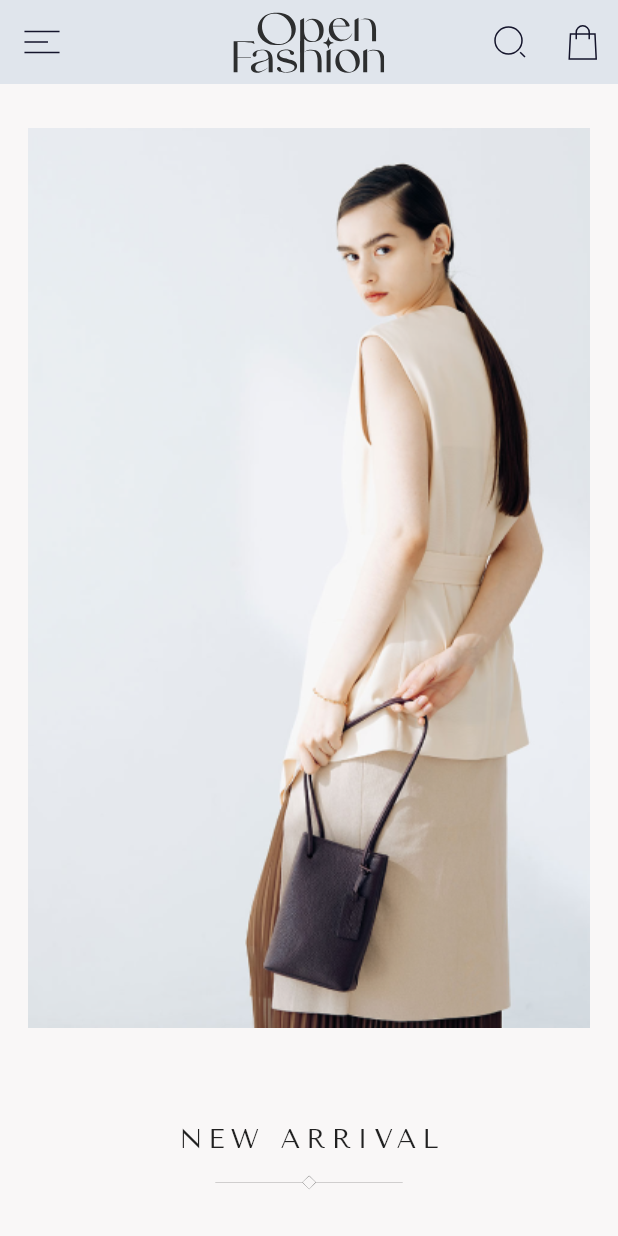
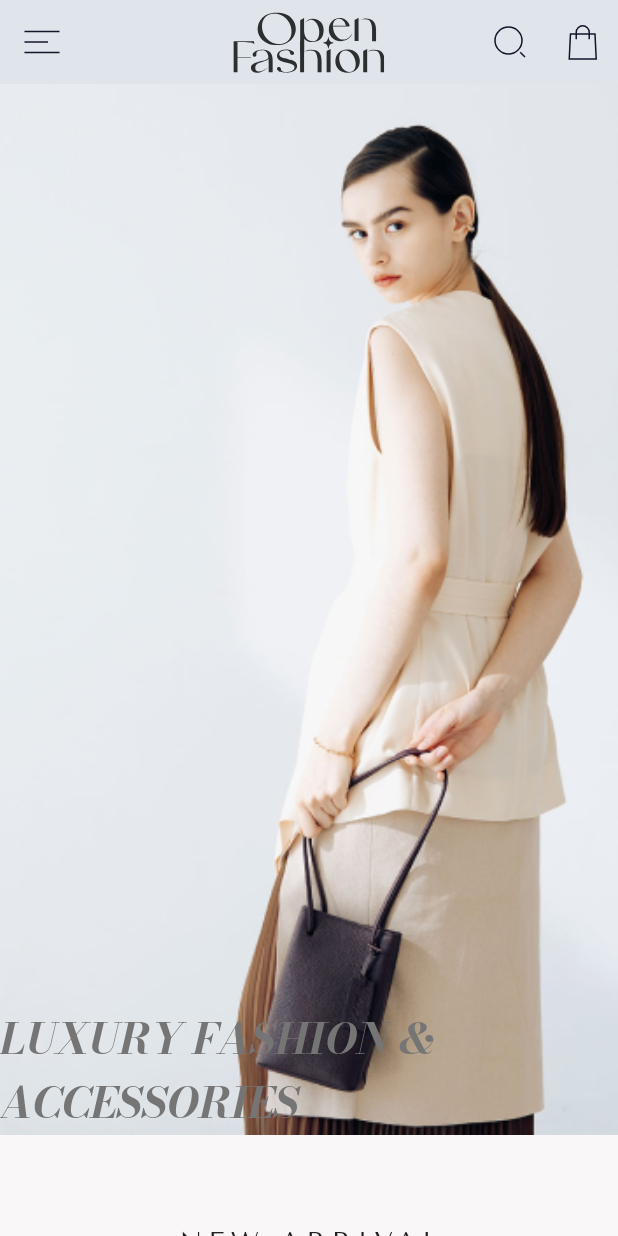
Before and after one commit to olndl/open_fashion, a Flutter app: the screen it shows after launch, on a phone screen of 412 x 824 dp. Run offline on Flutter 3.47's test engine with Material 2 defaults, Android fonts, the phone set to English and light mode, and no system bars; our stand-ins replace flutter_svg, freezed_annotation; generated files the repository leaves out were written again.

Commit message:
added title for banner and some fixes

```diff
--- a/lib/gen/fonts.gen.dart
+++ b/lib/gen/fonts.gen.dart
@@ -10,6 +10,9 @@
 class FontFamily {
   FontFamily._();
 
+  /// Font family: BodoniModa-BoldItalic
+  static const String bodoniModaBoldItalic = 'BodoniModa-BoldItalic';
+
   /// Font family: TenorSans-Regular
   static const String tenorSansRegular = 'TenorSans-Regular';
 }
--- a/lib/presentation/pages/home/home_page.dart
+++ b/lib/presentation/pages/home/home_page.dart
@@ -1,31 +1,76 @@
 import 'package:flutter/material.dart';
+import 'package:open_fashion/core/theme/colors_guide.dart';
+import 'package:open_fashion/presentation/utils/dimensions/dimension.dart';
+import 'package:open_fashion/presentation/widgets/base_app_bar.dart';
 import 'package:open_fashion/presentation/widgets/custom_scaffold.dart';
+import 'package:open_fashion/presentation/widgets/gap.dart';
 import 'package:open_fashion/presentation/widgets/new_arrival.dart';
+import 'package:open_fashion/presentation/widgets/onboarding_banner.dart';
 
-import '../../../core/theme/colors_guide.dart';
-import '../../widgets/base_app_bar.dart';
-
-class HomePage extends StatelessWidget {
+class HomePage extends StatefulWidget {
   const HomePage({Key? key}) : super(key: key);
 
   @override
+  State<HomePage> createState() => _HomePageState();
+}
+
+class _HomePageState extends State<HomePage>
+    with SingleTickerProviderStateMixin {
+  var _scrollController, _tabController;
+
+  @override
+  void initState() {
+    _scrollController = ScrollController();
+    _tabController = TabController(vsync: this, length: 2);
+    super.initState();
+  }
+
+  @override
   Widget build(BuildContext context) {
+    final List<String> tabs = [
+      'lib/assets/png/image_main.png',
+      'lib/assets/png/image_main.png',
+    ];
     return CustomScaffold(
-      body: CustomScrollView(
-        slivers: [
+      body: NestedScrollView(
+        controller: _scrollController,
+        headerSliverBuilder: (BuildContext context, bool innerBoxIsScrolled) {
+          return [
             BaseAppBar(backgroundColor: ColorsGuide.barBackground),
+          ];
+        },
+        body: TabBarView(
+          controller: _tabController,
+          children: tabs.map((String pic) {
+            return SafeArea(
+              top: false,
+              bottom: false,
+              child: Builder(
+                builder: (BuildContext context) {
+                  return CustomScrollView(
+                    slivers: <Widget>[
                       SliverToBoxAdapter(
-            child: Image.asset('lib/assets/png/image_main.png'),
+                        child: OnboardingBanner(
+                          screenWidth: 100.percentOfWidth,
+                          screenheight: 85.percentOfHeight,
+                          image: pic,
+                          text: 'luxury fashion & accessories',
                         ),
-          SliverPadding(padding: EdgeInsets.all(10)),
-          SliverToBoxAdapter(
+                      ),
+                      const SliverToBoxAdapter(
+                          child: Gap(
+                        param: 5,
+                      )),
+                      const SliverToBoxAdapter(
                         child: NewArrival(),
-          ),
-          SliverPadding(padding: EdgeInsets.all(10)),
-          SliverList(
-            delegate: SliverChildListDelegate([]),
                       )
                     ],
+                  );
+                },
+              ),
+            );
+          }).toList(),
+        ),
       ),
     );
   }
--- a/lib/presentation/widgets/banner.dart
+++ /dev/null
@@ -1,10 +0,0 @@
-import 'package:flutter/cupertino.dart';
-
-class Banner extends StatelessWidget {
-  const Banner({Key? key}) : super(key: key);
-
-  @override
-  Widget build(BuildContext context) {
-    return Container();
-  }
-}
--- a/lib/presentation/widgets/gap.dart
+++ b/lib/presentation/widgets/gap.dart
@@ -1,13 +1,16 @@
 import 'package:flutter/cupertino.dart';
+import 'package:flutter/material.dart';
 import 'package:open_fashion/presentation/utils/dimensions/dimension.dart';
 
 class Gap extends StatelessWidget {
-  const Gap({Key? key}) : super(key: key);
+  final double param;
+  const Gap({Key? key, required this.param}) : super(key: key);
 
   @override
   Widget build(BuildContext context) {
-    return SizedBox(
-      height: 2.percentOfHeight,
+    return Container(
+      width: 100.percentOfWidth,
+      height: param.percentOfHeight,
     );
   }
 }
--- a/lib/presentation/widgets/header.dart
+++ b/lib/presentation/widgets/header.dart
@@ -3,7 +3,8 @@ import 'package:open_fashion/core/localization/l10n/s.dart';
 import 'package:open_fashion/core/theme/typography.dart';
 import 'package:open_fashion/gen/assets.gen.dart';
 import 'package:open_fashion/presentation/utils/dimensions/dimension.dart';
-import 'package:open_fashion/presentation/widgets/gap.dart';
+
+import 'gap.dart';
 
 class Header extends StatelessWidget {
   const Header({Key? key}) : super(key: key);
@@ -20,7 +21,9 @@ class Header extends StatelessWidget {
             S.of(context).newArrivalTitle.toUpperCase(),
             style: TextStyles.title,
           ),
-          const Gap(),
+          const Gap(
+            param: .5,
+          ),
           Assets.lib.assets.svg.divider.svg()
         ],
       ),
--- a/lib/presentation/widgets/new_arrival.dart
+++ b/lib/presentation/widgets/new_arrival.dart
@@ -8,7 +8,7 @@ class NewArrival extends StatelessWidget {
   @override
   Widget build(BuildContext context) {
     return Column(
-      children: [
+      children: const [
         Header(),
       ],
     );
--- /dev/null
+++ b/lib/presentation/widgets/onboarding_banner.dart
@@ -0,0 +1,49 @@
+import 'package:flutter/cupertino.dart';
+import 'package:flutter/material.dart';
+import 'package:open_fashion/core/theme/colors_guide.dart';
+import 'package:open_fashion/gen/fonts.gen.dart';
+
+class OnboardingBanner extends StatelessWidget {
+  const OnboardingBanner({
+    Key? key,
+    required this.screenWidth,
+    required this.screenheight,
+    this.image,
+    this.text,
+  }) : super(key: key);
+
+  final double screenWidth;
+  final double screenheight;
+  final image;
+  final text;
+
+  @override
+  Widget build(BuildContext context) {
+    //TODO need SliverStack
+    return Expanded(
+      child: Stack(
+        alignment: AlignmentDirectional.bottomStart,
+        children: <Widget>[
+          Image.asset(
+            image,
+            width: screenWidth,
+            height: screenheight,
+            fit: BoxFit.cover,
+          ),
+          Positioned(
+            child: Expanded(
+              child: Text(
+                text.toString().toUpperCase(),
+                style: TextStyle(
+                  color: ColorsGuide.placeholder,
+                  fontSize: 28.0,
+                  fontFamily: FontFamily.bodoniModaBoldItalic,
+                ),
+              ),
+            ),
+          )
+        ],
+      ),
+    );
+  }
+}
--- a/pubspec.yaml
+++ b/pubspec.yaml
@@ -46,6 +46,9 @@ flutter:
     - family: TenorSans-Regular
       fonts:
         - asset: lib/assets/font/TenorSans-Regular.ttf
+    - family: BodoniModa-BoldItalic
+      fonts:
+        - asset: lib/assets/font/BodoniModa-BoldItalic.ttf
 flutter_gen:
   output: lib/gen/
   style: camel-case
```
Also changed, not shown: lib/assets/font/BodoniModa-BoldItalic.ttf (added). Lines whose indentation alone changed are shown as unchanged.
